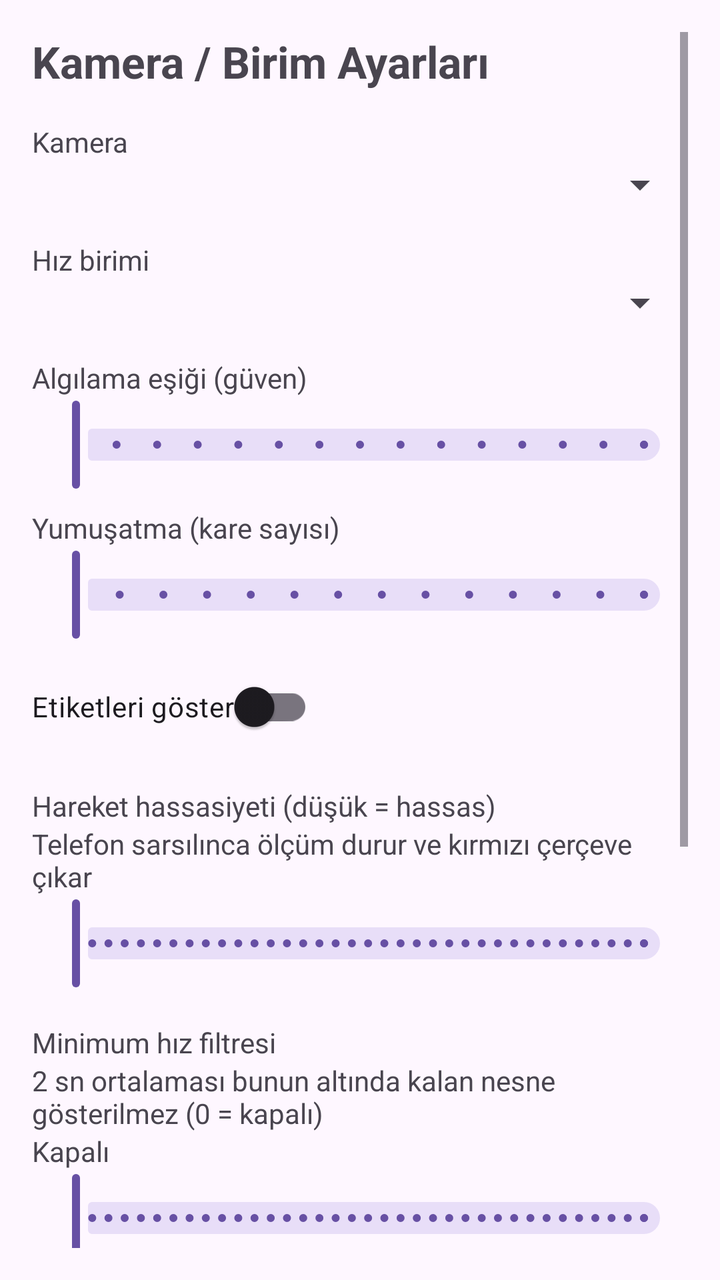
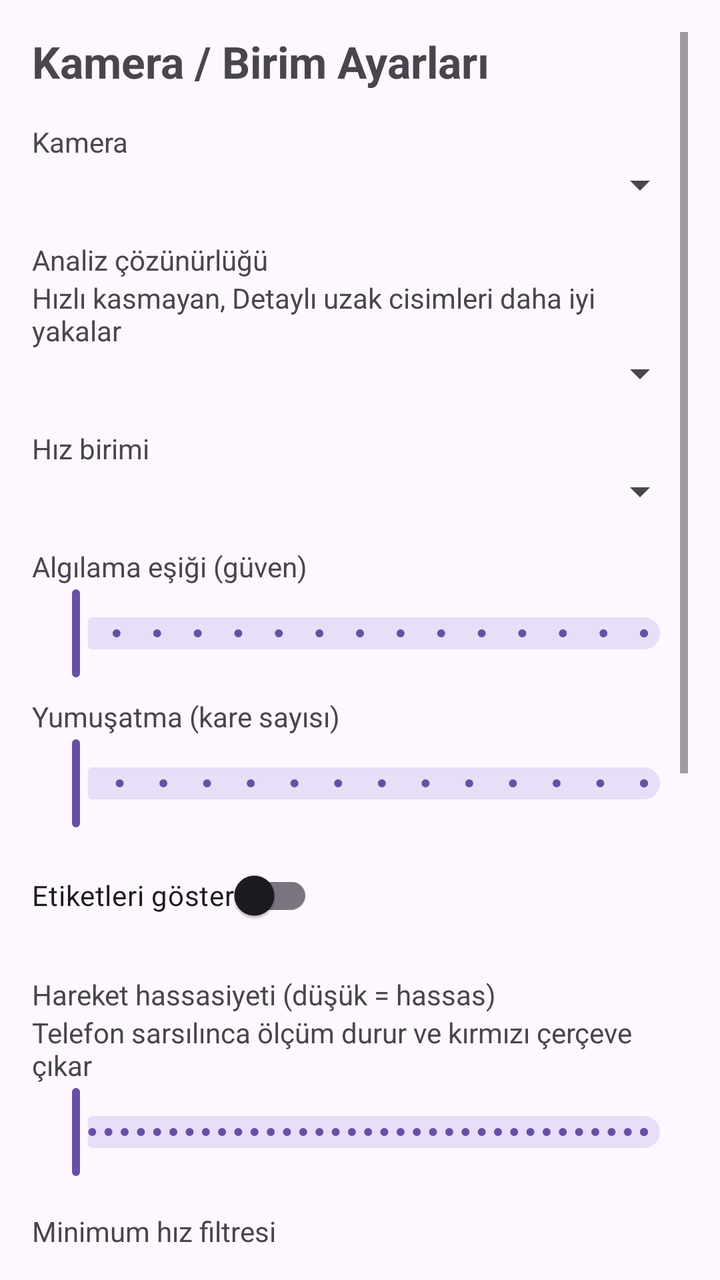

Screens rendered from an Android XML layout before and after an edit, with the pre-edit source and the edit as a unified diff.
<!-- AndroidManifest.xml: application theme Theme.SpeedCam -->
<!-- res/layout/activity_settings.xml -->
<?xml version="1.0" encoding="utf-8"?>
<ScrollView xmlns:android="http://schemas.android.com/apk/res/android"
    android:layout_width="match_parent"
    android:layout_height="match_parent"
    android:padding="16dp">

    <LinearLayout
        android:layout_width="match_parent"
        android:layout_height="wrap_content"
        android:orientation="vertical">

        <TextView android:layout_width="wrap_content" android:layout_height="wrap_content"
            android:text="Kamera / Birim Ayarları" android:textSize="22sp" android:textStyle="bold" />

        <TextView android:layout_width="wrap_content" android:layout_height="wrap_content"
            android:layout_marginTop="16dp" android:text="Kamera" />
        <Spinner android:id="@+id/spCamera"
            android:layout_width="match_parent" android:layout_height="wrap_content" />

        <TextView android:layout_width="wrap_content" android:layout_height="wrap_content"
            android:layout_marginTop="16dp" android:text="Hız birimi" />
        <Spinner android:id="@+id/spUnit"
            android:layout_width="match_parent" android:layout_height="wrap_content" />

        <TextView android:layout_width="wrap_content" android:layout_height="wrap_content"
            android:layout_marginTop="16dp" android:text="Algılama eşiği (güven)" />
        <com.google.android.material.slider.Slider
            android:id="@+id/sliderConf"
            android:layout_width="match_parent" android:layout_height="wrap_content"
            android:valueFrom="0.2" android:valueTo="0.9" android:stepSize="0.05" />

        <TextView android:layout_width="wrap_content" android:layout_height="wrap_content"
            android:layout_marginTop="8dp" android:text="Yumuşatma (kare sayısı)" />
        <com.google.android.material.slider.Slider
            android:id="@+id/sliderSmooth"
            android:layout_width="match_parent" android:layout_height="wrap_content"
            android:valueFrom="2" android:valueTo="15" android:stepSize="1" />

        <com.google.android.material.switchmaterial.SwitchMaterial
            android:id="@+id/switchLabels"
            android:layout_width="wrap_content" android:layout_height="wrap_content"
            android:layout_marginTop="8dp" android:text="Etiketleri göster" />

        <TextView android:layout_width="wrap_content" android:layout_height="wrap_content"
            android:layout_marginTop="16dp" android:text="Hareket hassasiyeti (düşük = hassas)" />
        <TextView android:layout_width="wrap_content" android:layout_height="wrap_content"
            android:text="Telefon sarsılınca ölçüm durur ve kırmızı çerçeve çıkar" />
        <com.google.android.material.slider.Slider
            android:id="@+id/sliderMotion"
            android:layout_width="match_parent" android:layout_height="wrap_content"
            android:valueFrom="0.1" android:valueTo="3.0" android:stepSize="0.05" />

        <TextView android:layout_width="wrap_content" android:layout_height="wrap_content"
            android:layout_marginTop="16dp" android:text="Minimum hız filtresi" />
        <TextView android:layout_width="wrap_content" android:layout_height="wrap_content"
            android:text="2 sn ortalaması bunun altında kalan nesne gösterilmez (0 = kapalı)" />
        <TextView android:id="@+id/tvMinSpeed"
            android:layout_width="wrap_content" android:layout_height="wrap_content"
            android:text="Kapalı" />
        <com.google.android.material.slider.Slider
            android:id="@+id/sliderMinSpeed"
            android:layout_width="match_parent" android:layout_height="wrap_content"
            android:valueFrom="0" android:valueTo="5" android:stepSize="0.1" />

        <TextView android:layout_width="wrap_content" android:layout_height="wrap_content"
            android:layout_marginTop="16dp" android:text="Maksimum kutu boyutu" />
        <TextView android:layout_width="wrap_content" android:layout_height="wrap_content"
            android:text="Ekranın bu kadarını kaplayan kutu cisim sayılmaz" />
        <TextView android:id="@+id/tvMaxBox"
            android:layout_width="wrap_content" android:layout_height="wrap_content"
            android:text="%80" />
        <com.google.android.material.slider.Slider
            android:id="@+id/sliderMaxBox"
            android:layout_width="match_parent" android:layout_height="wrap_content"
            android:valueFrom="10" android:valueTo="100" android:stepSize="5" />

        <TextView android:layout_width="wrap_content" android:layout_height="wrap_content"
            android:layout_marginTop="16dp" android:text="Kayıp cismi gösterme süresi" />
        <TextView android:layout_width="wrap_content" android:layout_height="wrap_content"
            android:text="Kaybolan cisim son hızıyla bu süre görünür (0 = kapalı)" />
        <TextView android:id="@+id/tvGhost"
            android:layout_width="wrap_content" android:layout_height="wrap_content"
            android:text="1.5 sn" />
        <com.google.android.material.slider.Slider
            android:id="@+id/sliderGhost"
            android:layout_width="match_parent" android:layout_height="wrap_content"
            android:valueFrom="0" android:valueTo="3" android:stepSize="0.5" />

        <Button android:id="@+id/btnSaveSettings"
            android:layout_width="match_parent" android:layout_height="wrap_content"
            android:layout_marginTop="16dp" android:text="Kaydet" />
    </LinearLayout>
</ScrollView>
<!-- resources referenced by this layout -->
<resources>
  <style name="Theme.SpeedCam" parent="Theme.Material3.DayNight.NoActionBar" />
</resources>

<!-- the commit's change to res/layout/activity_settings.xml (unified diff, before → after) -->
@@ -15,6 +15,13 @@
         <TextView android:layout_width="wrap_content" android:layout_height="wrap_content"
             android:layout_marginTop="16dp" android:text="Kamera" />
         <Spinner android:id="@+id/spCamera"
+            android:layout_width="match_parent" android:layout_height="wrap_content" />
+
+        <TextView android:layout_width="wrap_content" android:layout_height="wrap_content"
+            android:layout_marginTop="16dp" android:text="Analiz çözünürlüğü" />
+        <TextView android:layout_width="wrap_content" android:layout_height="wrap_content"
+            android:text="Hızlı kasmayan, Detaylı uzak cisimleri daha iyi yakalar" />
+        <Spinner android:id="@+id/spRes"
             android:layout_width="match_parent" android:layout_height="wrap_content" />
 
         <TextView android:layout_width="wrap_content" android:layout_height="wrap_content"
